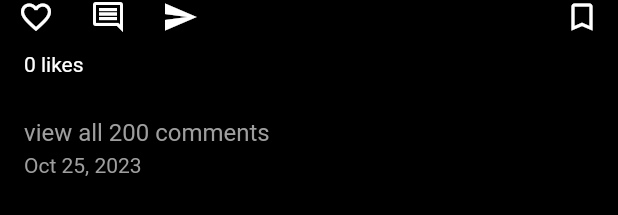
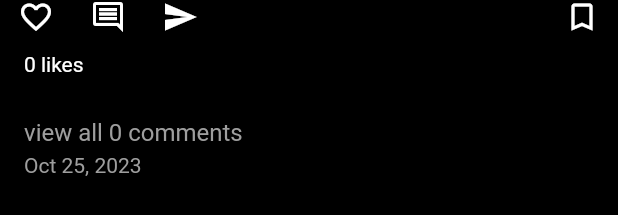
Before and after one commit to Tanujs1994/Instagram-clone, a Flutter app: the PostCard widget shown alone on an empty page, opened directly with empty values, on a phone screen of 412 x 824 dp. Shown: the part 551-766 px from the top of the screen. Run offline on Flutter 3.47's test engine with Material 2 defaults, Android fonts, the phone set to English and light mode, and no system bars; our stand-ins replace cloud_firestore, firebase_auth, firebase_core, firebase_storage, flutter_svg, image_picker; accounts and stored records are empty; network calls fail.

Commit message:
displaying Comments on UI

```diff
--- a/lib/widgets/post_card.dart
+++ b/lib/widgets/post_card.dart
@@ -1,11 +1,13 @@
 // ignore_for_file: sort_child_properties_last
 
+import 'package:cloud_firestore/cloud_firestore.dart';
 import 'package:flutter/material.dart';
 import 'package:instagram/models/user.dart';
 import 'package:instagram/providers/user_provider.dart';
 import 'package:instagram/resources/firebase_methods.dart';
 import 'package:instagram/screens/comments_screen.dart';
 import 'package:instagram/utils/colors.dart';
+import 'package:instagram/utils/utils.dart';
 import 'package:instagram/widgets/like_animation.dart';
 import 'package:intl/intl.dart';
 import 'package:provider/provider.dart';
@@ -20,11 +22,31 @@ class PostCard extends StatefulWidget {
 
 class _PostCardState extends State<PostCard> {
   bool isLikeAnimating = false;
+  int commentLength = 0;
+
+  @override
+  void initState() {
+    super.initState();
+    getComments();
+  }
+
+  void getComments() async {
+    try {
+      QuerySnapshot snap = await FirebaseFirestore.instance
+          .collection('posts')
+          .doc(widget.snap['postId'])
+          .collection('comments')
+          .get();
+      commentLength = snap.docs.length;
+    } catch (e) {
+      showSnackBar(e.toString(), context);
+    }
+  }
 
   @override
   Widget build(BuildContext context) {
     final User user = Provider.of<UserProvider>(context).getUser;
-    print('line no 13 ${widget.snap}');
+    // print('line no 13 ${widget.snap}');
     return Container(
       color: mobileBackgroundColor,
       padding: EdgeInsets.symmetric(vertical: 10),
@@ -116,10 +138,10 @@ class _PostCardState extends State<PostCard> {
                   child: LikeAnimation(
                     isAnimating: isLikeAnimating,
                     child: const Icon(
-                            Icons.favorite,
-                            color: Colors.white,
-                            size: 150,
-                          ),
+                      Icons.favorite,
+                      color: Colors.white,
+                      size: 150,
+                    ),
                     duration: const Duration(milliseconds: 400),
                     onEnd: () {
                       setState(() {
@@ -155,8 +177,8 @@ class _PostCardState extends State<PostCard> {
               IconButton(
                 onPressed: () => Navigator.of(context).push(
                   MaterialPageRoute(
-                    builder: (context) =>  CommentsScreen(
-                     snap: widget.snap,
+                    builder: (context) => CommentsScreen(
+                      snap: widget.snap,
                     ),
                   ),
                 ),
@@ -220,8 +242,8 @@ class _PostCardState extends State<PostCard> {
                   padding: EdgeInsets.symmetric(vertical: 4),
                   child: InkWell(
                     onTap: () {},
-                    child: const Text(
-                      'view all 200 comments',
+                    child: Text(
+                      'view all $commentLength comments',
                       style: TextStyle(fontSize: 16, color: secondaryColor),
                     ),
                   ),
```
Also changed, not shown: lib/screens/comments_screen.dart (+33 -6 lines), lib/widgets/comment_card.dart (+14 -14 lines).
